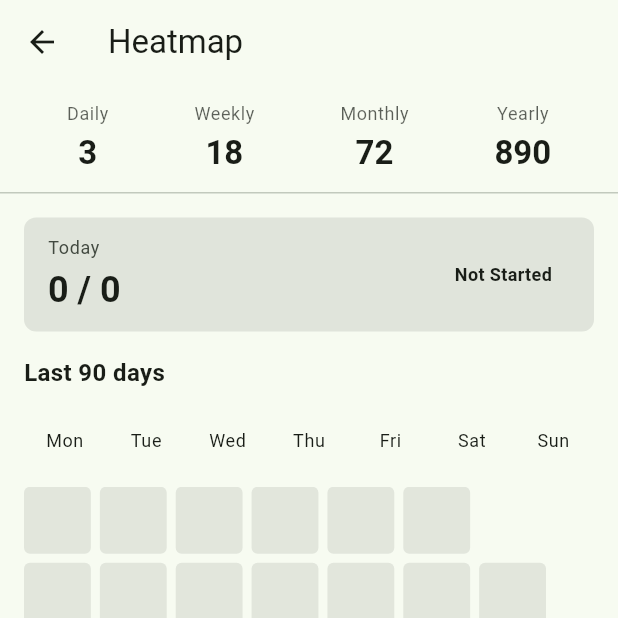
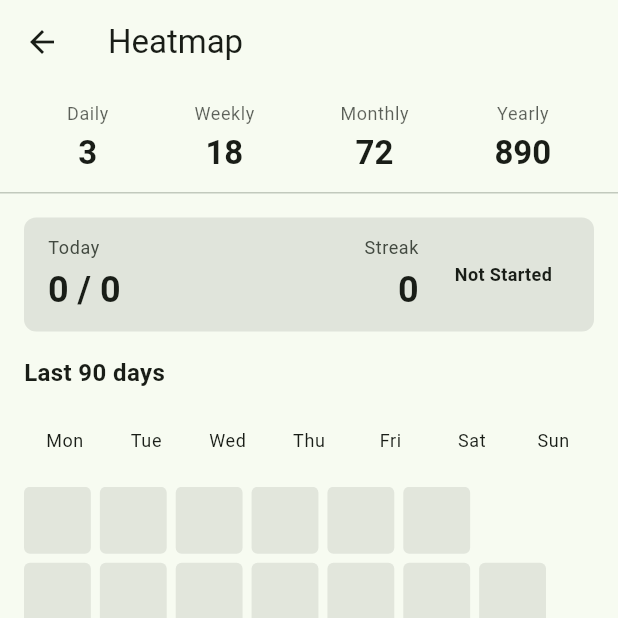
Before and after one commit to irafiqzfie/lifestreak, a Flutter app: the HeatmapScreen screen opened by its route, on a phone screen of 412 x 824 dp, the top half of it. Run offline on Flutter 3.47's test engine with Material 3 defaults, Android fonts, the phone set to English and light mode, and no system bars; our stand-ins replace flutter_riverpod, shared_preferences; accounts and stored records are empty.

Commit message:
feat: add current streak counter

```diff
--- a/lib/screens/heatmap_screen.dart
+++ b/lib/screens/heatmap_screen.dart
@@ -86,6 +86,28 @@ class _HeatmapScreenState extends ConsumerState<HeatmapScreen> {
   bool _isToday(DateTime date) {
     final now = DateTime.now();
     return date.year == now.year && date.month == now.month && date.day == now.day;
+  }
+
+  int _calculateCurrentStreak(List<HeatmapDay> heatmapDays) {
+    final sortedDays = heatmapDays.toList()..sort((a, b) => b.date.compareTo(a.date));
+    int streak = 0;
+    final today = DateTime.now();
+    final todayNormalized = DateTime(today.year, today.month, today.day);
+
+    for (final day in sortedDays) {
+      final dayNormalized = DateTime(day.date.year, day.date.month, day.date.day);
+      final expectedDate = todayNormalized.subtract(Duration(days: streak));
+
+      if (dayNormalized.isAtSameMomentAs(expectedDate)) {
+        if (day.intensity > 0) {
+          streak++;
+        } else {
+          break;
+        }
+      }
+    }
+
+    return streak;
   }
 
   Color _colorForIntensity(int intensity, BuildContext context) {
@@ -262,6 +284,7 @@ class _HeatmapScreenState extends ConsumerState<HeatmapScreen> {
     );
     final habits = ref.watch(habitListProvider);
     final completedCount = todayData.intensity > 0 ? todayData.intensity : 0;
+    final currentStreak = _calculateCurrentStreak(heatmapDays);
 
     return Scaffold(
       appBar: AppBar(title: const Text('Heatmap')),
@@ -302,6 +325,28 @@ class _HeatmapScreenState extends ConsumerState<HeatmapScreen> {
                             ),
                           ],
                         ),
+                        Row(
+                          children: [
+                            Column(
+                              crossAxisAlignment: CrossAxisAlignment.end,
+                              children: [
+                                Text(
+                                  'Streak',
+                                  style: Theme.of(context).textTheme.bodySmall?.copyWith(
+                                    color: Theme.of(context).colorScheme.onSurfaceVariant,
+                                  ),
+                                ),
+                                const SizedBox(height: 4),
+                                Text(
+                                  '$currentStreak',
+                                  style: Theme.of(context).textTheme.headlineSmall?.copyWith(
+                                    fontWeight: FontWeight.bold,
+                                    color: currentStreak > 0 ? Theme.of(context).colorScheme.primary : null,
+                                  ),
+                                ),
+                              ],
+                            ),
+                            const SizedBox(width: 12),
                             Container(
                               padding: const EdgeInsets.symmetric(horizontal: 12, vertical: 6),
                               decoration: BoxDecoration(
@@ -322,6 +367,8 @@ class _HeatmapScreenState extends ConsumerState<HeatmapScreen> {
                                       : Theme.of(context).colorScheme.onSurface,
                                 ),
                               ),
+                            ),
+                          ],
                         ),
                       ],
                     ),
```
Lines whose indentation alone changed are shown as unchanged.
